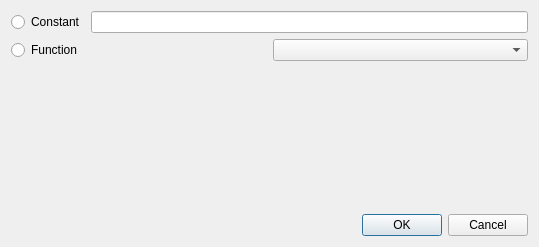
Qt form Recources/Ui/PX_DialogStimulate.ui (ashnansen/PyLinX) before a commit.
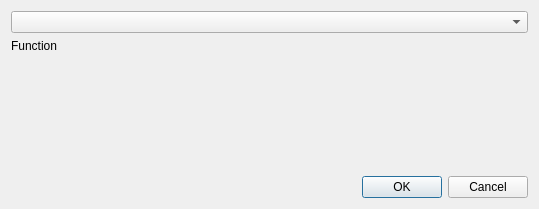
The same form after that commit.

What changed in the file:
```diff
--- a/Recources/Ui/PX_DialogStimulate.ui
+++ b/Recources/Ui/PX_DialogStimulate.ui
@@ -7,56 +7,14 @@
     <x>0</x>
     <y>0</y>
     <width>539</width>
-    <height>247</height>
+    <height>209</height>
    </rect>
   </property>
   <property name="windowTitle">
    <string>Stimulation</string>
   </property>
   <layout class="QGridLayout" name="gridLayout">
-   <item row="2" column="0">
-    <widget class="QDialogButtonBox" name="buttonBox">
-     <property name="orientation">
-      <enum>Qt::Horizontal</enum>
-     </property>
-     <property name="standardButtons">
-      <set>QDialogButtonBox::Cancel|QDialogButtonBox::Ok</set>
-     </property>
-    </widget>
-   </item>
-   <item row="0" column="0">
-    <layout class="QVBoxLayout" name="verticalLayout">
-     <item>
-      <layout class="QHBoxLayout" name="horizontalLayout">
-       <item>
-        <widget class="QRadioButton" name="radioButton">
-         <property name="text">
-          <string>Constant</string>
-         </property>
-        </widget>
-       </item>
-       <item>
-        <widget class="QLineEdit" name="lineEdit"/>
-       </item>
-      </layout>
-     </item>
-     <item>
-      <layout class="QHBoxLayout" name="horizontalLayout_3">
-       <item>
-        <widget class="QRadioButton" name="radioButton_2">
-         <property name="text">
-          <string>Function</string>
-         </property>
-        </widget>
-       </item>
-       <item>
-        <widget class="QComboBox" name="comboBox"/>
-       </item>
-      </layout>
-     </item>
-    </layout>
-   </item>
-   <item row="1" column="0">
+   <item row="9" column="0">
     <spacer name="verticalSpacer">
      <property name="orientation">
       <enum>Qt::Vertical</enum>
@@ -69,6 +27,29 @@
      </property>
     </spacer>
    </item>
+   <item row="7" column="0">
+    <widget class="QComboBox" name="comboBox"/>
+   </item>
+   <item row="10" column="0">
+    <widget class="QDialogButtonBox" name="buttonBox">
+     <property name="orientation">
+      <enum>Qt::Horizontal</enum>
+     </property>
+     <property name="standardButtons">
+      <set>QDialogButtonBox::Cancel|QDialogButtonBox::Ok</set>
+     </property>
+    </widget>
+   </item>
+   <item row="5" column="0">
+    <layout class="QFormLayout" name="formLayout"/>
+   </item>
+   <item row="8" column="0">
+    <widget class="QLabel" name="label">
+     <property name="text">
+      <string>Function</string>
+     </property>
+    </widget>
+   </item>
   </layout>
  </widget>
  <resources/>
```
